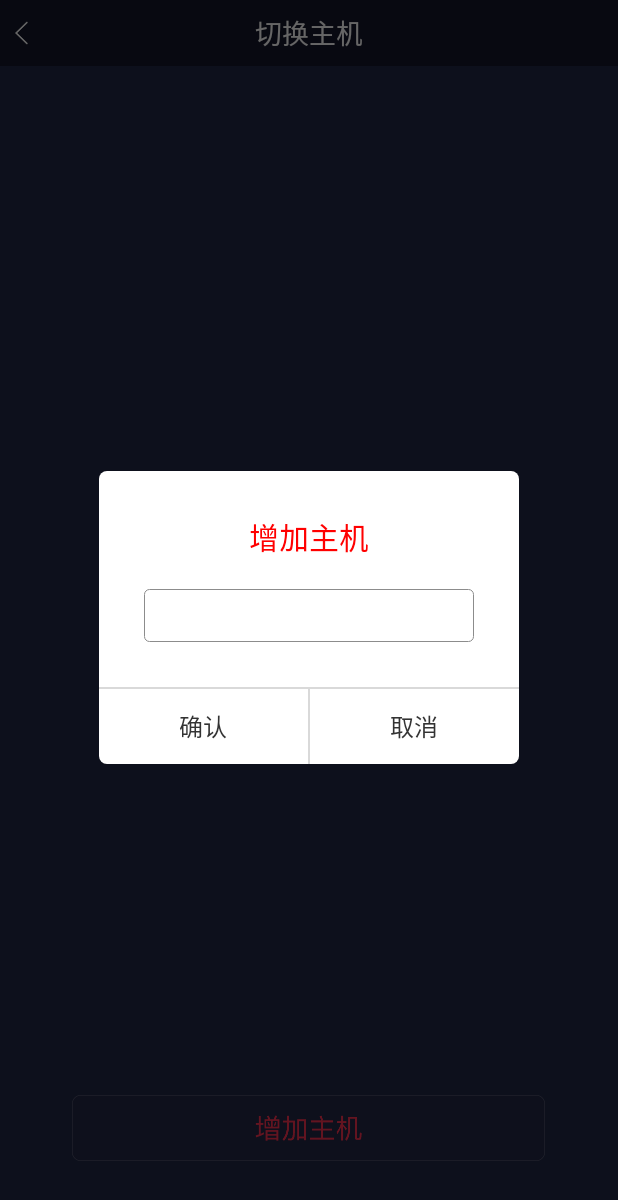
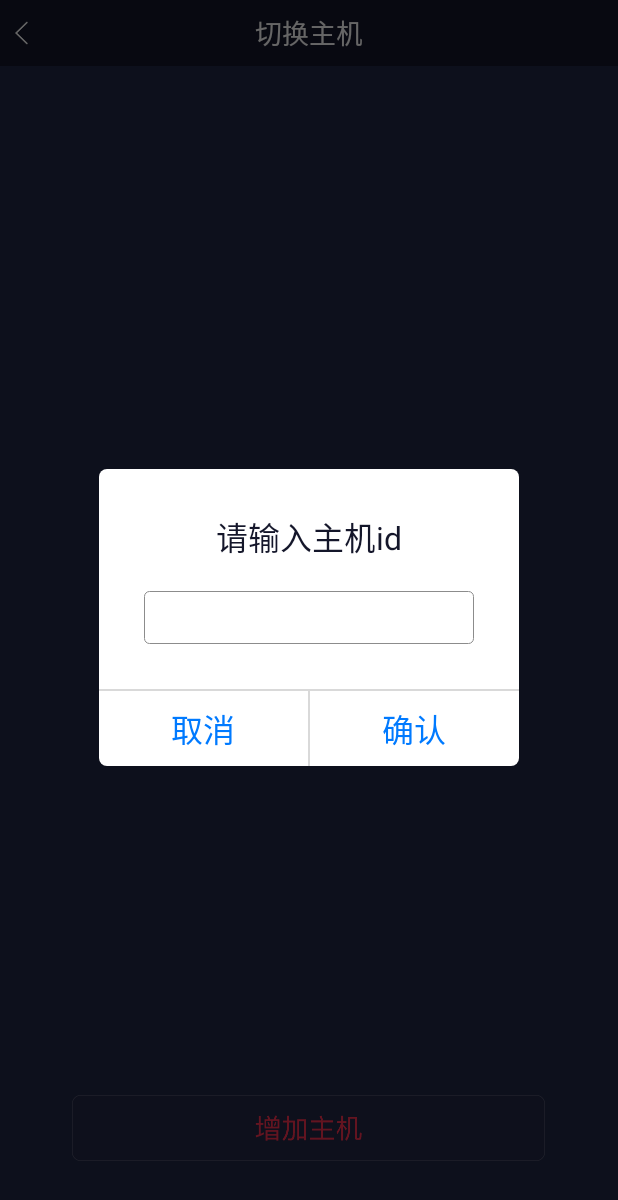
Before and after one commit to zhengyux/Android_JjIot, an Android app: the SwitchoverHostActivity screen opened directly, with no data from a screen before it, after a tap on an icon or button, on a phone screen of 412 x 824 dp. Shown: the top 1200 px of the screen. Run offline under Robolectric (Android 15) with nearby library versions, the phone set to English and light mode, and no system bars; our stand-ins replace ButterKnife; libraries missing offline, so code that uses them is left out: com.yanzhenjie.alertdialog, com.yanzhenjie.permission, com.yatoooon.screenadaptation; 2 statements that could not run were skipped.

Commit message:
主界面和设备管理

```diff
--- a/app/src/main/AndroidManifest.xml
+++ b/app/src/main/AndroidManifest.xml
@@ -52,7 +52,9 @@
             </intent-filter>
         </activity>
         <activity android:name=".switchover_hostactivity.SwitchoverHostActivity" />
-        <activity android:name=".controlactivity.ControlActivity"></activity>
+        <activity android:name=".controlactivity.ControlActivity" />
+        <activity android:name=".device_managementactivity.DeviceManagementActivity" />
+        <activity android:name=".add_zigbeeactivity.AddZigBeeActivity"></activity>
     </application>
 
 </manifest>
--- a/app/src/main/java/com/iot/zyx/android_jjiot/homeactivity/HomeActivity.java
+++ b/app/src/main/java/com/iot/zyx/android_jjiot/homeactivity/HomeActivity.java
@@ -25,6 +25,7 @@ import com.chad.library.adapter.base.BaseQuickAdapter;
 import com.iot.zyx.android_jjiot.BaseActivity;
 import com.iot.zyx.android_jjiot.R;
 import com.iot.zyx.android_jjiot.controlactivity.ControlActivity;
+import com.iot.zyx.android_jjiot.device_managementactivity.DeviceManagementActivity;
 
 import java.util.ArrayList;
 import java.util.List;
@@ -136,8 +137,8 @@ public class HomeActivity extends BaseActivity
 
         } else if (id == R.id.nav_manage) {
 
-        } else if (id == R.id.nav_share) {
-
+        } else if (id == R.id.home_drawer_device_management) {
+                openActivity(DeviceManagementActivity.class);
         } else if (id == R.id.nav_send) {
 
         }
--- a/app/src/main/java/com/iot/zyx/android_jjiot/switchover_hostactivity/SwitchoverHostActivity.java
+++ b/app/src/main/java/com/iot/zyx/android_jjiot/switchover_hostactivity/SwitchoverHostActivity.java
@@ -59,7 +59,7 @@ public class SwitchoverHostActivity extends BaseActivity {
 
     public void showAddHostdialog() {
         final RxDialogEditSureCancel rxDialogEditSureCancel = new RxDialogEditSureCancel(SwitchoverHostActivity.this);//提示弹窗
-        rxDialogEditSureCancel.setTitle("增加主机");
+        rxDialogEditSureCancel.setTitle("请输入主机id");
         rxDialogEditSureCancel.getSureView().setOnClickListener(new View.OnClickListener() {
             @Override
             public void onClick(View v) {
--- a/app/src/main/res/layout/dialog_edittext_sure_false.xml
+++ b/app/src/main/res/layout/dialog_edittext_sure_false.xml
@@ -15,8 +15,8 @@
 
     <TextView
         android:id="@+id/tv_title"
-        android:textColor="@color/red"
-        android:textSize="20dp"
+        android:textColor="#14162a"
+        android:textSize="21dp"
         android:layout_width="wrap_content"
         android:layout_height="wrap_content"
         android:layout_marginBottom="20dp" />
@@ -49,21 +49,6 @@
         android:gravity="center"
         android:orientation="horizontal">
 
-        <TextView
-            android:id="@+id/tv_sure"
-            android:layout_width="0dp"
-            android:layout_height="50dp"
-            android:layout_weight="1"
-            android:gravity="center"
-            android:text="确认"
-            android:textColor="#333333"
-            android:textSize="16dp" />
-
-        <TextView
-            android:id="@+id/textView10"
-            android:layout_width="1dp"
-            android:layout_height="match_parent"
-            android:background="#D9D9D9" />
 
         <TextView
             android:id="@+id/tv_cancle"
@@ -72,7 +57,22 @@
             android:layout_weight="1"
             android:gravity="center"
             android:text="取消"
-            android:textColor="#333333"
-            android:textSize="16dp" />
+            android:textColor="#007aff"
+            android:textSize="21dp" />
+        <TextView
+            android:id="@+id/textView10"
+            android:layout_width="1dp"
+            android:layout_height="match_parent"
+            android:background="#D9D9D9" />
+        <TextView
+            android:id="@+id/tv_sure"
+            android:layout_width="0dp"
+            android:layout_height="50dp"
+            android:layout_weight="1"
+            android:gravity="center"
+            android:text="确认"
+            android:textColor="#007aff"
+            android:textSize="21dp" />
+
     </LinearLayout>
 </LinearLayout>
--- a/app/src/main/res/menu/activity_home_drawer.xml
+++ b/app/src/main/res/menu/activity_home_drawer.xml
@@ -25,13 +25,13 @@
     <item android:title="Communicate">
         <menu>
             <item
-                android:id="@+id/nav_share"
+                android:id="@+id/home_drawer_device_management"
                 android:icon="@drawable/ic_menu_share"
-                android:title="Share" />
+                android:title="@string/device_management" />
             <item
                 android:id="@+id/nav_send"
                 android:icon="@drawable/ic_menu_send"
-                android:title="Send" />
+                android:title="打开网络" />
         </menu>
     </item>
 
--- a/app/src/main/res/values/strings.xml
+++ b/app/src/main/res/values/strings.xml
@@ -32,4 +32,8 @@
     <string name="permission_rationale">"Contacts permissions are needed for providing email
         completions."
     </string>
+    <!-- 设备管理 -->
+    <string name="device_management">设备管理</string>
+    <!-- 添加zigbee -->
+    <string name="add_zigbee">添加ZigBee设备</string>
 </resources>
```
Also changed, not shown: app/src/main/java/com/iot/zyx/android_jjiot/add_zigbeeactivity/AddZigBeeActivity.java (added, +31 -0 lines), app/src/main/java/com/iot/zyx/android_jjiot/controlactivity/ControlActivity.java (+27 -1 lines), app/src/main/java/com/iot/zyx/android_jjiot/device_managementactivity/DeviceManagementActivity.java (added, +45 -0 lines), app/src/main/res/layout/activity_add_zig_bee.xml (added, +34 -0 lines), app/src/main/res/layout/activity_device_management.xml (added, +42 -0 lines).
